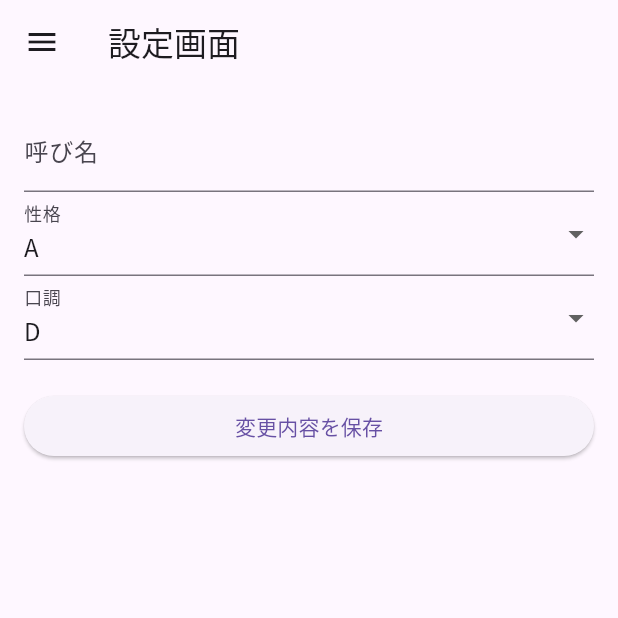
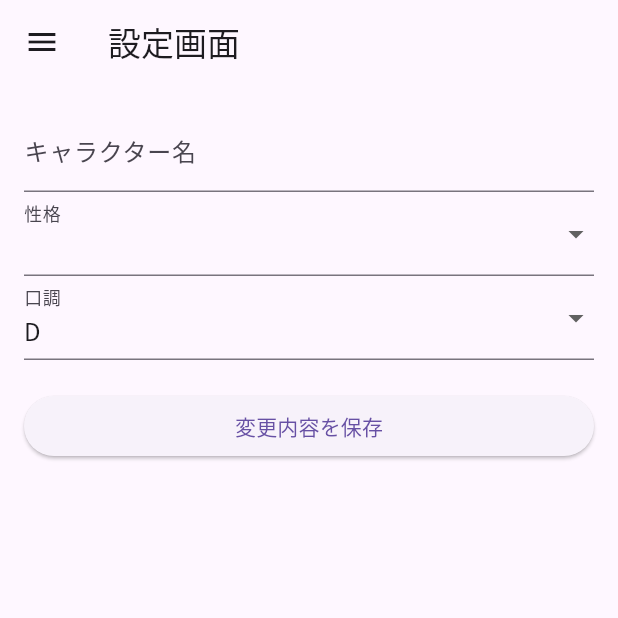
Before and after one commit to yuhara-4113-ai/Alexa-To-AI_Mobile, a Flutter app: the screen it shows after launch, after a tap on "設定画面", on a phone screen of 412 x 824 dp, the top half of it. Run offline on Flutter 3.47's test engine with Material 3 defaults, Android fonts, the phone set to English and light mode, and no system bars; our stand-ins replace equatable, flutter_hooks, flutter_riverpod, hive, hooks_riverpod; accounts and stored records are empty.

Commit message:
設定画面の項目変更 口調=キャラクターだから口調は不要 でも一旦残しておく

```diff
--- a/lib/models/setting_screen_model.dart
+++ b/lib/models/setting_screen_model.dart
@@ -9,7 +9,7 @@ part 'setting_screen_model.g.dart';
 /// build_runnerでAdapter(Hiveに保存するためのバイナリデータ)を生成
 @HiveType(typeId: 0)
 class SettingScreenModel extends HiveObject with EquatableMixin {
-  // 名前
+  // キャラクター名(口調)
   @HiveField(0)
   String aiName = '';
 
@@ -18,9 +18,11 @@ class SettingScreenModel extends HiveObject with EquatableMixin {
   String aiPersonality = aiPersonalityList[0];
   // 性格のリスト
   static List<String> aiPersonalityList = [
-    'A',
-    'B',
-    'C',
+    '',
+    '優しい',
+    '厳しい',
+    'ツンデレ',
+    'クール',
   ];
 
   // 口調
--- a/lib/views/setting_screen.dart
+++ b/lib/views/setting_screen.dart
@@ -83,7 +83,7 @@ class SettingScreen extends HookConsumerWidget {
             // 呼び名の入力フォーム
             TextField(
               controller: aiNameController, // 初期値
-              decoration: const InputDecoration(labelText: '呼び名'),
+              decoration: const InputDecoration(labelText: 'キャラクター名'),
             ),
             // 性格の入力フォーム
             DropdownButtonFormField(
```
